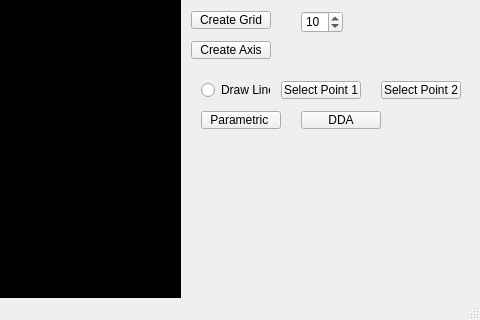
Old version of the form Computer Graphics lab/Assignment 1/B.C.S.E.III (1)/mainwindow.ui in the repository Tonmoy1912/5th-sem; both pictures show x 519 to 999 and y 416 to 736 of the 999 by 736 pixel window.
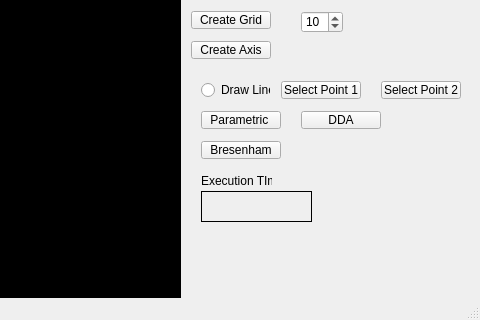
New version of the form. Custom widgets are drawn as their Qt base class.

```diff
--- a/Computer Graphics lab/Assignment 1/B.C.S.E.III (1)/mainwindow.ui
+++ b/Computer Graphics lab/Assignment 1/B.C.S.E.III (1)/mainwindow.ui
@@ -338,6 +338,48 @@
      <string>DDA</string>
     </property>
    </widget>
+   <widget class="QPushButton" name="Bresenham_line">
+    <property name="geometry">
+     <rect>
+      <x>720</x>
+      <y>540</y>
+      <width>80</width>
+      <height>18</height>
+     </rect>
+    </property>
+    <property name="text">
+     <string>Bresenham</string>
+    </property>
+   </widget>
+   <widget class="QLabel" name="label">
+    <property name="geometry">
+     <rect>
+      <x>720</x>
+      <y>570</y>
+      <width>71</width>
+      <height>20</height>
+     </rect>
+    </property>
+    <property name="text">
+     <string>Execution TIme</string>
+    </property>
+   </widget>
+   <widget class="QLabel" name="execution_time">
+    <property name="geometry">
+     <rect>
+      <x>720</x>
+      <y>590</y>
+      <width>111</width>
+      <height>31</height>
+     </rect>
+    </property>
+    <property name="frameShape">
+     <enum>QFrame::Panel</enum>
+    </property>
+    <property name="text">
+     <string/>
+    </property>
+   </widget>
   </widget>
   <widget class="QMenuBar" name="menuBar">
    <property name="geometry">
```
